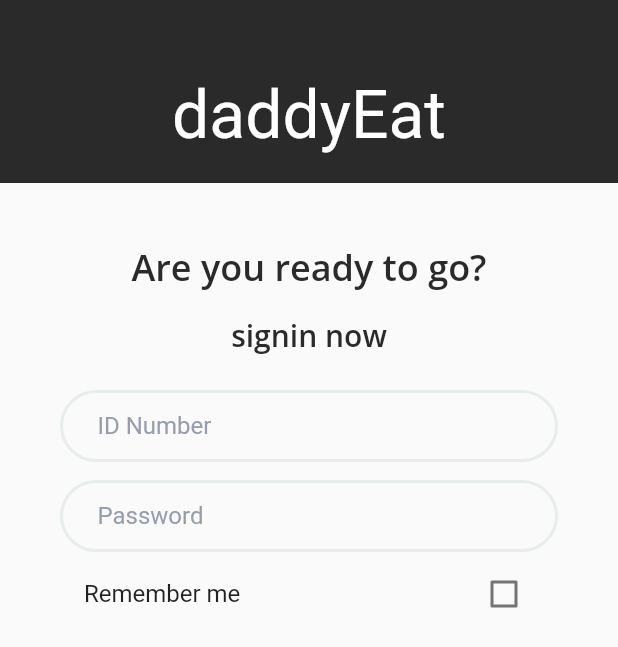
After one commit to fahjan/gtc_rider, a Flutter app: the LoginPage screen opened by its route, on a phone screen of 412 x 824 dp. The commit adds this screen. Shown: the top 647 px of the screen. Run offline on Flutter 3.47's test engine with Material 2 defaults, Android fonts, the phone set to English and light mode, and no system bars; our stand-ins replace flutter_screenutil, get, google_fonts; Roboto replaces fonts that are missing (Combo).

Commit message:
create page login

```diff
--- /dev/null
+++ b/lib/features/home/presentation/binding/login_binding.dart
@@ -0,0 +1,9 @@
+import 'package:get/instance_manager.dart';
+import 'package:gtc_rider/features/home/presentation/controllers/login_controllers.dart';
+
+class LoginBinding implements Bindings {
+  @override
+  void dependencies() {
+    Get.lazyPut(() => LoginController());
+  }
+}
--- /dev/null
+++ b/lib/features/home/presentation/controllers/login_controllers.dart
@@ -0,0 +1,4 @@
+import 'package:get/get.dart';
+class LoginController extends GetxController {
+
+}
--- /dev/null
+++ b/lib/features/home/presentation/pages/login_page.dart
@@ -0,0 +1,144 @@
+// ignore_for_file: sort_child_properties_last
+
+import 'package:flutter/material.dart';
+import 'package:get/get_state_manager/src/simple/get_view.dart';
+import 'package:google_fonts/google_fonts.dart';
+import 'package:gtc_rider/features/home/presentation/controllers/login_controllers.dart';
+
+class LoginPage extends GetView<LoginController> {
+  const LoginPage({Key? key}) : super(key: key);
+
+  @override
+  Widget build(BuildContext context) {
+
+    bool? va1 = false;
+    return Scaffold(
+      body: ListView(children: [
+        Container(
+          padding: const EdgeInsets.only(top: 51),
+          alignment: Alignment.topCenter,
+          width: double.infinity,
+          height: 122,
+          child: Text(
+            'daddyEat',
+            style: GoogleFonts.combo(
+              color: Colors.white,
+              fontSize: 44,
+              fontWeight: FontWeight.w400,
+            ),
+          ),
+          color: const Color(0xFF2A2A2A),
+        ),
+        const SizedBox(height: 39),
+        Text(
+          'Are you ready to go?',
+          textAlign: TextAlign.center,
+          style: GoogleFonts.openSans(
+            color: const Color(0xFF2A2A2A),
+            fontSize: 24,
+            fontWeight: FontWeight.w600,
+          ),
+        ),
+        const SizedBox(height: 16),
+        Text(
+          'signin now',
+          textAlign: TextAlign.center,
+          style: GoogleFonts.openSans(
+            color: const Color(0xFF2A2A2A),
+            fontSize: 20,
+            fontWeight: FontWeight.w600,
+          ),
+        ),
+        const SizedBox(height: 23),
+        Padding(
+          padding: const EdgeInsets.only(
+            right: 40,
+            left: 40,
+          ),
+          child: Column(
+            children: [
+              TextFormField(
+                keyboardType: TextInputType.number,
+                style: const TextStyle(
+                  fontSize: 16,
+                  fontWeight: FontWeight.w400,
+                  color: Color(0xFF959DAD),
+                ),
+                decoration: InputDecoration(
+                  hintStyle: const TextStyle(
+                    fontSize: 16,
+                    fontWeight: FontWeight.w400,
+                    color: Color(0xFF959DAD),
+                  ),
+                  hintText: "ID Number",
+                  contentPadding: const EdgeInsets.only(
+                    right: 25,
+                    left: 25,
+                  ),
+                  focusedBorder: OutlineInputBorder(
+                    borderRadius: BorderRadius.circular(24.0),
+                    borderSide: const BorderSide(
+                      color: Color(0xFFE7ECED),
+                      width: 2,
+                    ),
+                  ),
+                  enabledBorder: OutlineInputBorder(
+                    borderRadius: BorderRadius.circular(24.0),
+                    borderSide: const BorderSide(
+                      color: Color(0xFFE7ECED),
+                      width: 2,
+                    ),
+                  ),
+                ),
+              ),
+              const SizedBox(height: 12),
+              TextFormField(
+                keyboardType: TextInputType.number,
+                obscureText: true,
+                style: const TextStyle(
+                  fontSize: 16,
+                  fontWeight: FontWeight.w400,
+                  color: Color(0xFF959DAD),
+                ),
+                decoration: InputDecoration(
+                  hintStyle: const TextStyle(
+                    fontSize: 16,
+                    fontWeight: FontWeight.w400,
+                    color: Color(0xFF959DAD),
+                  ),
+                  hintText: "Password",
+                  contentPadding: const EdgeInsets.only(
+                    right: 25,
+                    left: 25,
+                  ),
+                  focusedBorder: OutlineInputBorder(
+                    borderRadius: BorderRadius.circular(24.0),
+                    borderSide: const BorderSide(
+                      color: Color(0xFFE7ECED),
+                      width: 2,
+                    ),
+                  ),
+                  enabledBorder: OutlineInputBorder(
+                    borderRadius: BorderRadius.circular(24.0),
+                    borderSide: const BorderSide(
+                      color: Color(0xFFE7ECED),
+                      width: 2,
+                    ),
+                  ),
+                ),
+              ),
+              CheckboxListTile(
+                value: va1,
+                onChanged: (va2) {
+                  va1=va2;
+                },
+                title: Text('Remember me'),
+
+              ),
+            ],
+          ),
+        ),
+      ]),
+    );
+  }
+}
--- a/lib/utils/routing/app_routes.dart
+++ b/lib/utils/routing/app_routes.dart
@@ -1,3 +1,4 @@
 class AppRoutes {
   static const String home = '/home';
+  static const String loginpage = '/loginpage';
 }
--- a/lib/utils/routing/pages.dart
+++ b/lib/utils/routing/pages.dart
@@ -1,6 +1,8 @@
 import 'package:get/get_navigation/src/routes/get_route.dart';
 import 'package:gtc_rider/features/home/presentation/binding/home_binding.dart';
+import 'package:gtc_rider/features/home/presentation/binding/login_binding.dart';
 import 'package:gtc_rider/features/home/presentation/pages/home_page.dart';
+import 'package:gtc_rider/features/home/presentation/pages/login_page.dart';
 import 'package:gtc_rider/utils/routing/app_routes.dart';
 
 final List<GetPage> pages = <GetPage>[
@@ -9,4 +11,9 @@ final List<GetPage> pages = <GetPage>[
     page: () => const HomePage(),
     binding: HomeBinding(),
   ),
+   GetPage(
+    name: AppRoutes.loginpage,
+    page: () => const LoginPage(),
+    binding: LoginBinding(),
+  ),
 ];
--- a/pubspec.yaml
+++ b/pubspec.yaml
@@ -39,6 +39,7 @@ dependencies:
   dio: ^4.0.6
   get_storage: ^2.0.3
   onesignal_flutter: ^3.4.1
+  google_fonts: ^3.0.1
 
 
 dev_dependencies:
```
